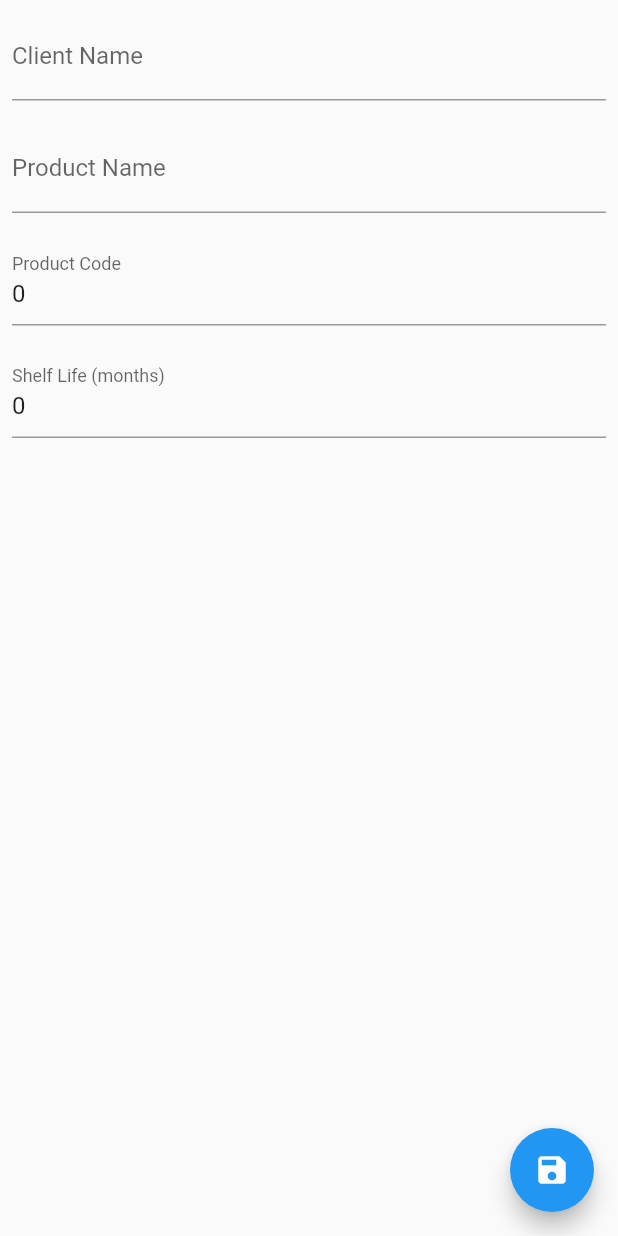
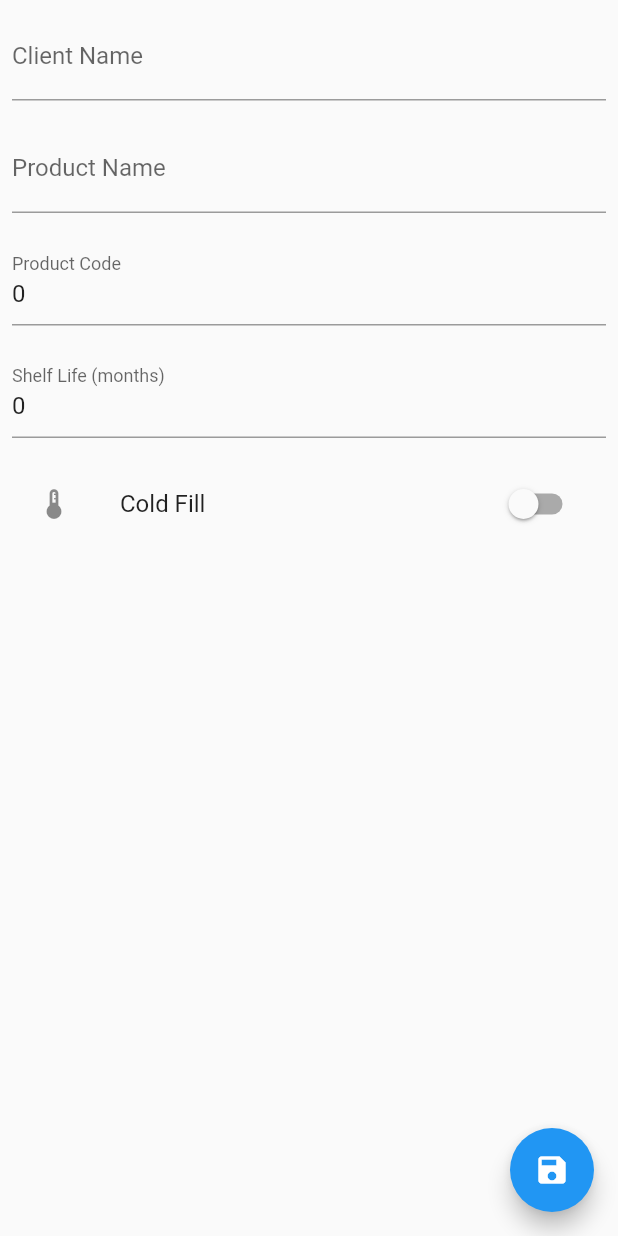
Before and after one commit to simongroom/batcher, a Flutter app: the ProductDetail screen opened directly with empty values, on a phone screen of 412 x 824 dp. Run offline on Flutter 3.47's test engine with Material 2 defaults, Android fonts, the phone set to English and light mode, and no system bars; our stand-ins replace cloud_firestore, firebase_core; missing offline and left inert: cloud_firestore_web, firebase_core_web; accounts and stored records are empty.

Commit message:
product: added isColdFill property and swutch to set setting

```diff
--- a/lib/models/product.dart
+++ b/lib/models/product.dart
@@ -4,6 +4,7 @@ class Product {
   String productName;
   int productCode;
   int shelfLife;
+  bool isColdFill = false;
 
   Product({
     this.productId,
@@ -11,6 +12,7 @@ class Product {
     this.productName,
     this.productCode,
     this.shelfLife,
+    this.isColdFill = false,
   });
 
   factory Product.fromJson(Map<String, dynamic> json) {
@@ -20,6 +22,7 @@ class Product {
       productName: json['product_name'],
       productCode: json['product_code'],
       shelfLife: json['shelf_life'],
+      isColdFill: json['is_cold_fill'] ?? false,
     );
   }
 
@@ -30,6 +33,7 @@ class Product {
       'product_name': productName,
       'product_code': productCode,
       'shelf_life': shelfLife,
+      'is_cold_fill': isColdFill,
     };
     return _data;
   }
--- a/lib/product_detail.dart
+++ b/lib/product_detail.dart
@@ -110,6 +110,19 @@ class _ProductDetailState extends State<ProductDetail> {
               },
             ),
           ),
+          Padding(
+            padding: const EdgeInsets.all(8.0),
+            child: SwitchListTile(
+              title: const Text('Cold Fill'),
+              value: product.isColdFill,
+              onChanged: (bool value) {
+                setState(() {
+                  product.isColdFill = value;
+                });
+              },
+              secondary: const Icon(Icons.thermostat_sharp),
+            ),
+          ),
         ],
       ),
       floatingActionButton: FloatingActionButton(
```
